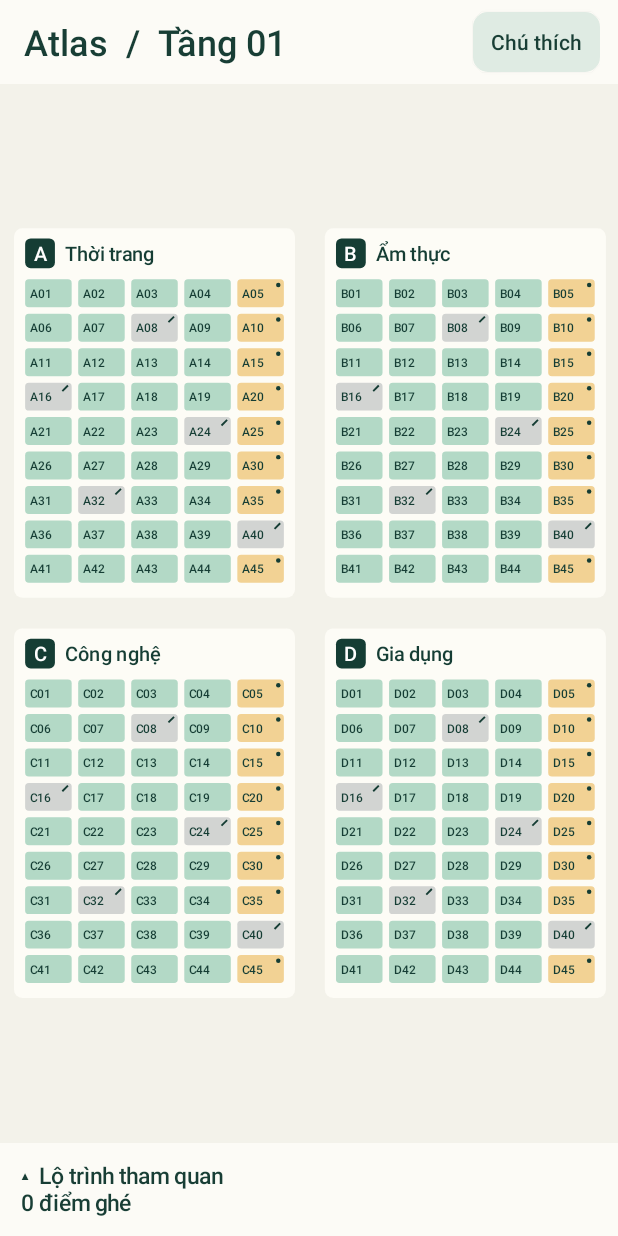
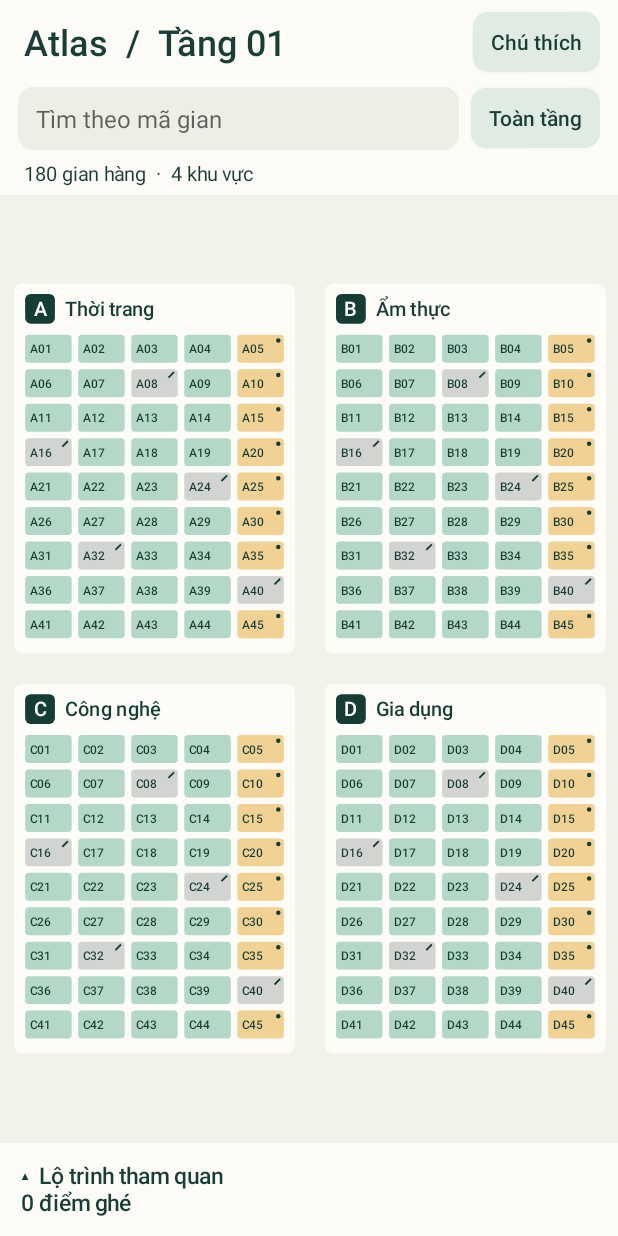
Before and after one commit to t4lf4n/24120503-Interactive-Spatial-Map, an Android app: the screen it shows after launch (MainActivity), on a phone screen of 412 x 824 dp. Run offline under Robolectric (Android 15) with nearby library versions, the phone set to English and light mode, and no system bars.

Commit message:
feat: tìm gian theo mã và khôi phục góc nhìn

```diff
--- a/app/src/main/java/vn/mall/atlas/MainActivity.java
+++ b/app/src/main/java/vn/mall/atlas/MainActivity.java
@@ -10,6 +10,11 @@ import android.view.View;
 import android.view.MotionEvent;
 import android.view.ViewConfiguration;
 import android.widget.ScrollView;
+import android.widget.EditText;
+import android.text.Editable;
+import android.text.TextWatcher;
+import android.view.inputmethod.EditorInfo;
+import android.view.inputmethod.InputMethodManager;
 import androidx.lifecycle.ViewModelProvider;
 import android.widget.Button;
 import android.widget.LinearLayout;
@@ -22,7 +27,9 @@ public class MainActivity extends ComponentActivity {
     LinearLayout details;
     ScrollView scroll;
     TextView summary;
-    Button add;
+    Button add, clear;
+    EditText search;
+    TextView result;
     LinearLayout summaryRow;
     LinearLayout root;
     MallMapView map;
@@ -87,10 +94,59 @@ public class MainActivity extends ComponentActivity {
         head.addView(action("Chú thích", this::legend), -2, dp(40));
         root.addView(head, -1, dp(56));
         model = new ViewModelProvider(this).get(VisitModel.class);
+        buildSearch();
         map = new MallMapView(this, model, this::refresh);
         root.addView(map, new LinearLayout.LayoutParams(-1, 0, 1));
         buildSheet();
         refresh();
+    }
+    private void buildSearch() {
+        LinearLayout tools = row();
+        tools.setPadding(dp(12), 0, dp(12), 0);
+        search = new EditText(this);
+        search.setSingleLine();
+        search.setTextSize(16);
+        search.setHint("Tìm theo mã gian");
+        search.setContentDescription("Tìm theo mã gian");
+        search.setPadding(dp(12), 0, dp(6), 0);
+        search.setTextColor(INK);
+        search.setBackground(background(0xffeeeee7, 10));
+        search.setImeOptions(EditorInfo.IME_ACTION_SEARCH | EditorInfo.IME_FLAG_NO_EXTRACT_UI);
+        search.setText(model.query);
+        search.setSelection(search.length());
+        search.setOnEditorActionListener((v, id, event) -> {
+            hideKeyboard();
+            return true;
+        });
+        tools.addView(search, new LinearLayout.LayoutParams(0, dp(42), 1));
+        clear = action("Xóa", () -> {
+            search.setText("");
+            hideKeyboard();
+        });
+        tools.addView(clear, -2, dp(40));
+        Button reset = action("Toàn tầng", () -> { hideKeyboard(); map.resetView(); });
+        reset.setContentDescription("Reset View · Toàn tầng");
+        LinearLayout.LayoutParams params = new LinearLayout.LayoutParams(-2, dp(40));
+        params.leftMargin = dp(8);
+        tools.addView(reset, params);
+        root.addView(tools, -1, dp(46));
+        result = text("", 13, INK, false);
+        result.setPadding(dp(16), 0, dp(12), 0);
+        result.setAccessibilityLiveRegion(View.ACCESSIBILITY_LIVE_REGION_POLITE);
+        root.addView(result, -1, dp(28));
+        search.addTextChangedListener(new TextWatcher() {
+            public void beforeTextChanged(CharSequence s, int start, int count, int after) {}
+            public void onTextChanged(CharSequence s, int start, int before, int count) {
+                model.search(s.toString());
+                refresh();
+            }
+            public void afterTextChanged(Editable s) {}
+        });
+    }
+    private void hideKeyboard() {
+        ((InputMethodManager) getSystemService(INPUT_METHOD_SERVICE))
+                .hideSoftInputFromWindow(search.getWindowToken(), 0);
+        root.requestFocus();
     }
     private void buildSheet() {
         summaryRow = row();
@@ -133,7 +189,13 @@ public class MainActivity extends ComponentActivity {
     private void refresh() {
         map.invalidate();
         Mall.Shop shop = model.selected;
-        String count = model.route.size() + " điểm ghé";
+        int matches = 0, stops = 0;
+        for (Mall.Shop item : model.mall.shops) if (model.matches(item.id)) matches++;
+        for (String id : model.route) if (model.matches(id)) stops++;
+        result.setText(matches == 0 ? "Không tìm thấy gian phù hợp" : model.filtering()
+                ? matches + " gian phù hợp" : "180 gian hàng  ·  4 khu vực");
+        clear.setVisibility(model.query.isEmpty() ? View.GONE : View.VISIBLE);
+        String count = (model.filtering() ? stops + "/" : "") + model.route.size() + " điểm ghé";
         String handle = model.expanded ? "▾  " : "▴  ";
         String info = shop == null ? "Lộ trình tham quan" : shop.id + " · " + shop.name;
         summary.setText(handle + info + "\n" + (shop == null ? "" : Mall.STATUS[shop.status] + "  ·  ") + count);
@@ -149,7 +211,10 @@ public class MainActivity extends ComponentActivity {
         if (model.route.isEmpty()) {
             details.addView(text("Chạm một gian trên sơ đồ rồi chọn Thêm điểm.", 15, INK, false), -1, dp(50));
         }
+        if (!model.route.isEmpty() && stops == 0)
+            details.addView(text("Không có điểm ghé phù hợp.", 15, INK, false), -1, dp(48));
         for (String id : model.route) {
+            if (!model.matches(id)) continue;
             Mall.Shop stop = model.byId(id);
             LinearLayout line = row();
             TextView link = text(stop.id + "   " + stop.name, 16, INK, true);
--- a/app/src/main/java/vn/mall/atlas/VisitModel.java
+++ b/app/src/main/java/vn/mall/atlas/VisitModel.java
@@ -8,6 +8,16 @@ public final class VisitModel extends ViewModel {
     final LinkedHashSet<String> route = new LinkedHashSet<>();
     Mall.Shop selected;
     boolean expanded;
+    String query = "";
+    private String prefix = "";
+
+    void search(String input) {
+        query = input;
+        prefix = input.trim().toUpperCase(java.util.Locale.ROOT);
+        if (selected != null && !matches(selected.id)) selected = null;
+    }
+    boolean filtering() { return !prefix.isEmpty(); }
+    boolean matches(String id) { return id.startsWith(prefix); }
 
     void tap(Mall.Shop shop) { selected = selected == shop ? null : shop; }
     void addSelected() { if (selected != null) route.add(selected.id); }
@@ -16,7 +26,7 @@ public final class VisitModel extends ViewModel {
         return null;
     }
     Mall.Shop at(float x, float y) {
-        for (Mall.Shop shop : mall.shops) if (shop.contains(x, y)) return shop;
+        for (Mall.Shop shop : mall.shops) if (matches(shop.id) && shop.contains(x, y)) return shop;
         return null;
     }
 }
```
Also changed, not shown: app/src/main/java/vn/mall/atlas/MallMapView.java (+25 -1 lines).
